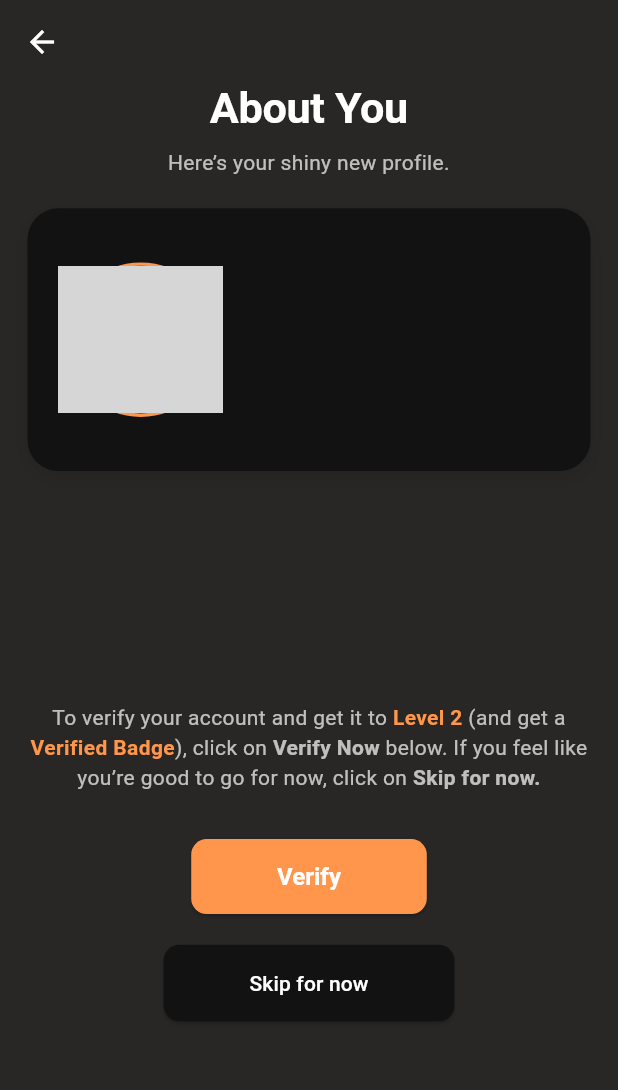
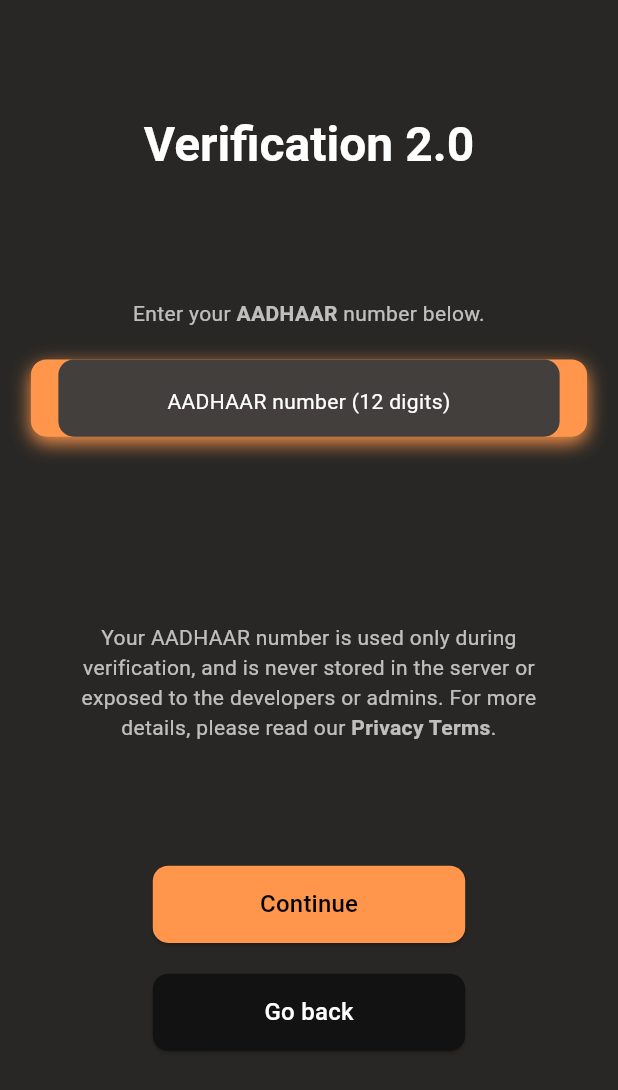
Before and after one commit to Sidd1374/Anonymous_Chat_Application, a Flutter app: the AboutCardScreen screen opened directly with empty values, after a tap on "Verify", on a phone screen of 412 x 824 dp. Shown: the top 1090 px of the screen. Run offline on Flutter 3.47's test engine with Material 3 defaults, Android fonts, the phone set to English and light mode, and no system bars; our stand-ins replace flutter_screenutil, image_picker; grey boxes are pictures that could not be loaded.

Commit message:
Level 2 verification page added

```diff
--- a/assets/Folder Structures.txt
+++ b/assets/Folder Structures.txt
@@ -37,3 +37,19 @@ lib/
 │   ├── chat_bubble.dart      // Chat bubble widget
 ├── routes/                   // App routing
 │   ├── app_routes.dart       // Define routes for all pages
+
+
+
+
+
+
+
+
+
+
+
+
+make this code more efficient and modular like make the Build function in a separate function and then call the function to built the widgets
+make this code more efficient and make sure this uses the screenutil lib for responsive design make sure the design maintain the ratios as described in the code
+also make sure that the code follow the app theme and make sure the context and also make sure the app follows the size of the design that have already been set which is designSize: const Size(360, 800),
+make sure all wigdets are responsive to this design and do not over flow the page
--- a/lib/views/entry/About_page.dart
+++ b/lib/views/entry/About_page.dart
@@ -67,7 +67,7 @@ class _AboutState extends State<About> {
                         ),
                         boxShadow: [
                           BoxShadow(
-                            color: Colors.black,
+                            color: theme.primaryColor,
                             blurRadius: 7.r,
                             offset: Offset(0, 6.h),
                           ),
--- a/lib/views/entry/about_card_page.dart
+++ b/lib/views/entry/about_card_page.dart
@@ -3,6 +3,7 @@ import 'package:flutter_screenutil/flutter_screenutil.dart';
 import 'dart:io';
 
 import '../home/home_page_frame.dart';
+import 'level_two_verification_page.dart';
 
 class AboutCardScreen extends StatelessWidget {
   final File? profileImage;
@@ -11,12 +12,12 @@ class AboutCardScreen extends StatelessWidget {
   final String age;
 
   const AboutCardScreen({
-    Key? key,
+    super.key,
     required this.profileImage,
     required this.name,
     required this.gender,
     required this.age,
-  }) : super(key: key);
+  });
 
   @override
   Widget build(BuildContext context) {
@@ -24,13 +25,15 @@ class AboutCardScreen extends StatelessWidget {
 
     return Scaffold(
       appBar: AppBar(
-          // title: const Text('About You'),
-          ),
+        // title: const Text('About You'),
+        automaticallyImplyLeading: false,
+      ),
       body: Padding(
         padding: EdgeInsets.symmetric(horizontal: 16.w),
         child: Column(
           crossAxisAlignment: CrossAxisAlignment.center,
           children: [
+            // SizedBox(height: 80.h),
             _buildTitleSection(theme),
             SizedBox(height: 20.h),
             _buildProfileCard(theme),
@@ -209,6 +212,8 @@ class AboutCardScreen extends StatelessWidget {
         ElevatedButton(
           onPressed: () {
             // Handle verify action
+            Navigator.push(context,
+                MaterialPageRoute(builder: (context) => LevelTwoPage()));
           },
           style: ElevatedButton.styleFrom(
             backgroundColor: theme.primaryColor,
--- /dev/null
+++ b/lib/views/entry/level_two_verification_page.dart
@@ -0,0 +1,206 @@
+import 'package:flutter/material.dart';
+import 'package:flutter_screenutil/flutter_screenutil.dart';
+import '../home/home_page_frame.dart';
+import 'about_card_page.dart';
+
+class LevelTwoPage extends StatelessWidget {
+  final TextEditingController _aadhaarController = TextEditingController();
+
+  @override
+  Widget build(BuildContext context) {
+    return Scaffold(
+      appBar: AppBar(
+        automaticallyImplyLeading: false,
+      ),
+      body: Center(
+        child: Column(
+          mainAxisAlignment: MainAxisAlignment.start,
+          children: [
+            SizedBox(height: 20.h),
+            _buildTitle(context),
+            SizedBox(height: 80.h),
+            _buildInstructions(context),
+            SizedBox(height: 20.h),
+            _buildAadhaarInput(context),
+            SizedBox(height: 120.h),
+            _buildPrivacyText(context),
+            SizedBox(height: 80.h),
+            _buildContinueButton(context),
+            SizedBox(height: 20.h),
+            _buildGoBackButton(context),
+          ],
+        ),
+      ),
+    );
+  }
+
+  Widget _buildTitle(BuildContext context) {
+    final theme = Theme.of(context);
+    return Text(
+      'Verification 2.0',
+      textAlign: TextAlign.center,
+      style:
+          theme.textTheme.headlineLarge?.copyWith(fontWeight: FontWeight.w600),
+    );
+  }
+
+  Widget _buildPrivacyText(BuildContext context) {
+    final theme = Theme.of(context);
+    return SizedBox(
+      width: 304.w,
+      child: Text.rich(
+        TextSpan(
+          children: [
+            TextSpan(
+              text:
+                  'Your AADHAAR number is used only during verification, and is never stored in the server or exposed to the developers or admins. For more details, please read our ',
+              style: theme.textTheme.bodyMedium,
+            ),
+            TextSpan(
+              text: 'Privacy Terms',
+              style: theme.textTheme.bodyMedium
+                  ?.copyWith(fontWeight: FontWeight.w600),
+            ),
+            TextSpan(
+              text: '.',
+              style: theme.textTheme.bodyMedium,
+            ),
+          ],
+        ),
+        textAlign: TextAlign.center,
+      ),
+    );
+  }
+
+  Widget _buildInstructions(BuildContext context) {
+    final theme = Theme.of(context);
+    return SizedBox(
+      width: 304.w,
+      child: Text.rich(
+        TextSpan(
+          children: [
+            TextSpan(
+              text: 'Enter your ',
+              style: theme.textTheme.bodyMedium,
+            ),
+            TextSpan(
+              text: 'AADHAAR',
+              style: theme.textTheme.bodyMedium
+                  ?.copyWith(fontWeight: FontWeight.w600),
+            ),
+            TextSpan(
+              text: ' number below.',
+              style: theme.textTheme.bodyMedium,
+            ),
+          ],
+        ),
+        textAlign: TextAlign.center,
+      ),
+    );
+  }
+
+  Widget _buildContinueButton(BuildContext context) {
+    final theme = Theme.of(context);
+    return ElevatedButton(
+      onPressed: () {
+        Navigator.push(
+          context,
+          MaterialPageRoute(builder: (context) => HomePageFrame()),
+        );
+      },
+      style: ElevatedButton.styleFrom(
+        backgroundColor: theme.primaryColor,
+        minimumSize: Size(182.w, 50.h),
+        shape: RoundedRectangleBorder(
+          borderRadius: BorderRadius.circular(10.r),
+        ),
+      ),
+      child: Text('Continue',
+          style: theme.textTheme.titleMedium
+              ?.copyWith(color: theme.colorScheme.onPrimary)),
+    );
+  }
+
+  Widget _buildGoBackButton(BuildContext context) {
+    final theme = Theme.of(context);
+    return ElevatedButton(
+      onPressed: () {
+        Navigator.pop(context);
+      },
+      style: ElevatedButton.styleFrom(
+        backgroundColor: theme.colorScheme.surface,
+        minimumSize: Size(182.w, 50.h),
+        shape: RoundedRectangleBorder(
+          borderRadius: BorderRadius.circular(10.r),
+        ),
+      ),
+      child: Text('Go back', style: theme.textTheme.titleMedium),
+    );
+  }
+
+  Widget _buildAadhaarInput(BuildContext context) {
+    final theme = Theme.of(context);
+    return Container(
+      width: 324.w,
+      height: 50.h,
+      padding: EdgeInsets.symmetric(horizontal: 16.w),
+      decoration: BoxDecoration(
+        color: theme.primaryColor,
+        borderRadius: BorderRadius.circular(10.r),
+        boxShadow: [
+          BoxShadow(
+            color: theme.primaryColor,
+            blurRadius: 10.r,
+            offset: Offset(0, 4.h),
+          )
+        ],
+      ),
+      child: TextField(
+        controller: _aadhaarController,
+        keyboardType: TextInputType.number,
+        maxLength: 14,
+        decoration: InputDecoration(
+          hintText: 'AADHAAR number (12 digits)',
+          hintStyle: theme.textTheme.bodyMedium
+              ?.copyWith(color: theme.colorScheme.onSurfaceVariant),
+          counterText: '',
+
+          enabledBorder: OutlineInputBorder(
+            borderSide: BorderSide.none,
+            borderRadius: BorderRadius.circular(10.r),
+          ),
+          focusedBorder: OutlineInputBorder(
+            borderSide: BorderSide.none,
+            borderRadius: BorderRadius.circular(10.r),
+          ),
+          border: OutlineInputBorder(
+            borderSide: BorderSide.none,
+            borderRadius: BorderRadius.circular(10.r),
+          ),
+          fillColor: theme.inputDecorationTheme
+              .fillColor, // Set the desired background color here
+          filled: true,
+        ),
+        textAlign: TextAlign.center,
+        onChanged: (value) {
+          _aadhaarController.text = _formatAadhaarNumber(value);
+          _aadhaarController.selection = TextSelection.fromPosition(
+            TextPosition(offset: _aadhaarController.text.length),
+          );
+        },
+      ),
+    );
+  }
+
+  String _formatAadhaarNumber(String input) {
+    input = input.replaceAll(RegExp(r'\D'), '');
+    String formatted = '';
+    for (int i = 0; i < input.length; i++) {
+      if (i == 4 || i == 8) {
+        formatted += ' ';
+      }
+      formatted += input[i];
+    }
+    return formatted;
+  }
+}
```
Also changed, not shown: 1 other file.
